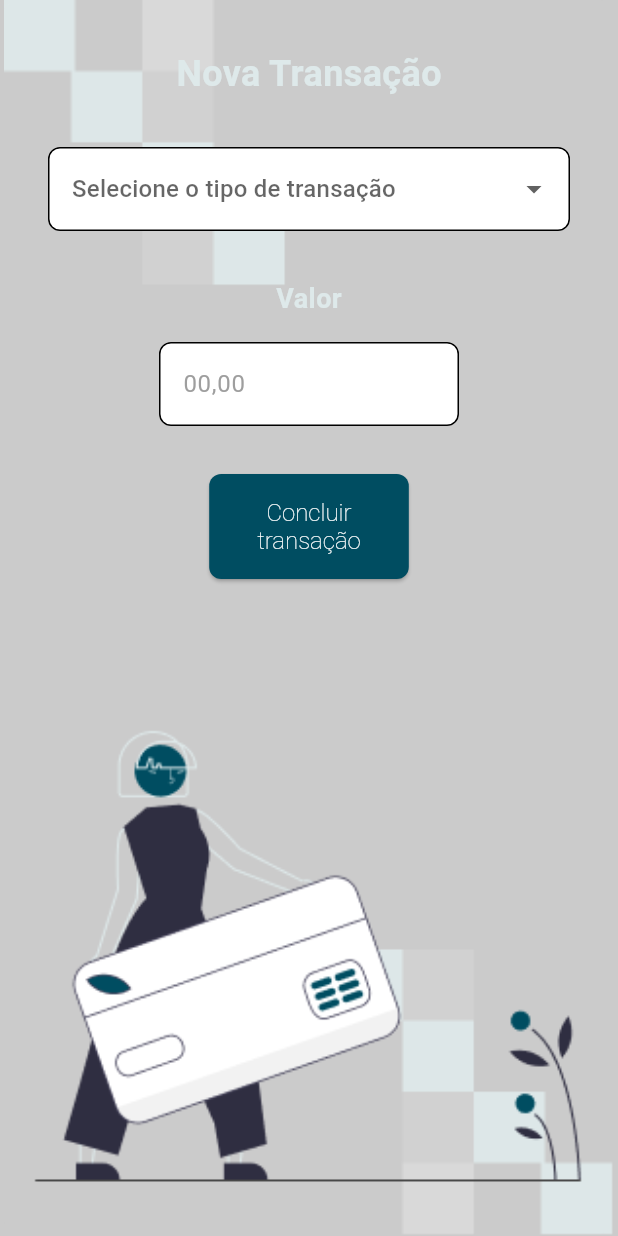
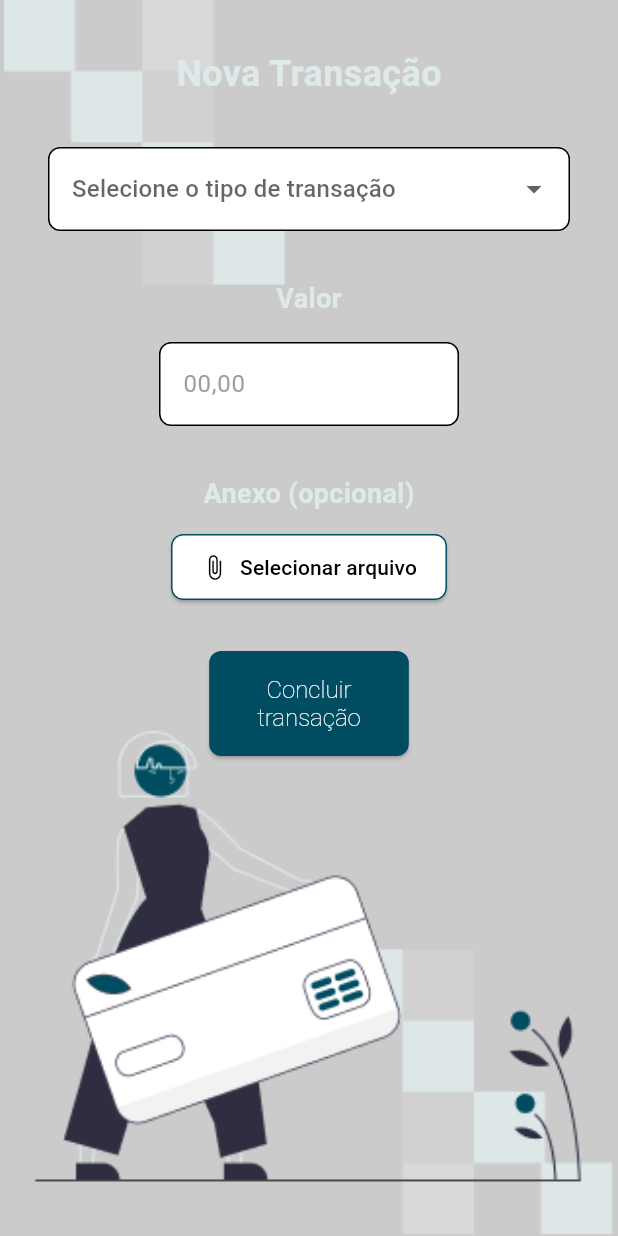
Before and after one commit to 4FRNT-Pos-Tech-Grupo-01/bytebank-app, a Flutter app: the Transfers widget shown alone on an empty page, opened directly, on a phone screen of 412 x 824 dp. Run offline on Flutter 3.47's test engine with Material 3 defaults, Android fonts, the light colour scheme and no system bars; our stand-ins replace animated_splash_screen, file_picker, lottie.

Commit message:
feat: transfer attachment (#7)

```diff
--- a/lib/pages/transfers.dart
+++ b/lib/pages/transfers.dart
@@ -1,6 +1,10 @@
+import 'dart:io';
 import 'package:flutter/material.dart';
+import 'package:flutter/services.dart';
+import 'package:file_picker/file_picker.dart';
 import 'package:bytebank_app/constants/transfer.dart';
-import 'package:flutter/services.dart';
+import 'dart:io' show File;
+import 'package:flutter/foundation.dart' show kIsWeb;
 
 const containerBackgroundColor = '#CBCBCB';
 const titleFontColor = '#DEE9EA';
@@ -26,6 +30,9 @@ class _TransfersState extends State<Transfers> {
   final _formKey = GlobalKey<FormState>();
   late String? selectedTransactionType;
   late TextEditingController amountController;
+  File? selectedFile;
+  Uint8List? selectedFileBytes;
+  String? selectedFileName;
 
   @override
   void initState() {
@@ -56,13 +63,48 @@ class _TransfersState extends State<Transfers> {
     return null;
   }
 
+  Future<void> _pickAttachment() async {
+    try {
+      final result = await FilePicker.platform.pickFiles(
+        type: FileType.custom,
+        allowedExtensions: ['jpg', 'jpeg', 'png', 'pdf'],
+        withData: kIsWeb,
+      );
+
+      if (result != null) {
+        final file = result.files.single;
+
+        setState(() {
+          if (kIsWeb) {
+            selectedFileName = file.name;
+            selectedFileBytes = file.bytes;
+          } else {
+            selectedFile = File(file.path!);
+            selectedFileName = file.name;
+          }
+        });
+      }
+    } on PlatformException catch (e) {
+      debugPrint('FilePicker error: $e');
+      ScaffoldMessenger.of(context).showSnackBar(
+        SnackBar(content: Text('Erro ao selecionar arquivo: ${e.message}')),
+      );
+    } catch (e) {
+      debugPrint('Unexpected error: $e');
+    }
+  }
+
   void handleTransaction() {
     if (_formKey.currentState!.validate()) {
+      print('transaction type: $selectedTransactionType');
+      print('amount: ${amountController.text}');
+      if (selectedFile != null) {
+        print('attachment: ${selectedFile!.path}');
+      }
+
       ScaffoldMessenger.of(context).showSnackBar(
         const SnackBar(content: Text('Transação enviada com sucesso!')),
       );
-      print('transaction type: $selectedTransactionType');
-      print('amount: ${amountController.text}');
     }
   }
 
@@ -153,6 +195,59 @@ class _TransfersState extends State<Transfers> {
                   ),
                 ),
                 const SizedBox(height: 32),
+                Align(
+                  alignment: Alignment.center,
+                  child: Column(
+                    crossAxisAlignment: CrossAxisAlignment.center,
+                    children: [
+                      Text(
+                        'Anexo (opcional)',
+                        style: TextStyle(
+                          fontSize: 18,
+                          fontWeight: FontWeight.bold,
+                          color: Color(
+                            int.parse('0xFF${titleFontColor.substring(1)}'),
+                          ),
+                        ),
+                      ),
+                      const SizedBox(height: 12),
+                      ElevatedButton.icon(
+                        onPressed: _pickAttachment,
+                        icon: const Icon(Icons.attach_file),
+                        label: const Text('Selecionar arquivo'),
+                        style: ElevatedButton.styleFrom(
+                          backgroundColor: Colors.white,
+                          foregroundColor: Colors.black,
+                          padding: const EdgeInsets.symmetric(
+                            horizontal: 20,
+                            vertical: 12,
+                          ),
+                          shape: RoundedRectangleBorder(
+                            borderRadius: BorderRadius.circular(8),
+                            side: BorderSide(
+                              color: Color(
+                                int.parse(
+                                  '0xFF${buttonBackgroundColor.substring(1)}',
+                                ),
+                              ),
+                            ),
+                          ),
+                        ),
+                      ),
+                      if (selectedFileName != null) ...[
+                        const SizedBox(height: 8),
+                        Text(
+                          'Arquivo: $selectedFileName',
+                          style: const TextStyle(
+                            fontSize: 14,
+                            color: Colors.white,
+                          ),
+                        ),
+                      ],
+                    ],
+                  ),
+                ),
+                const SizedBox(height: 32),
                 ElevatedButton(
                   onPressed: handleTransaction,
                   style: ElevatedButton.styleFrom(
--- a/pubspec.yaml
+++ b/pubspec.yaml
@@ -24,6 +24,7 @@ dependencies:
   cupertino_icons: ^1.0.8
   lottie: ^3.3.2
   animated_splash_screen: ^1.3.0
+  file_picker: ^8.1.2
 
 dev_dependencies:
   flutter_test:
```
Also changed, not shown: pubspec.lock, 2 other files.
